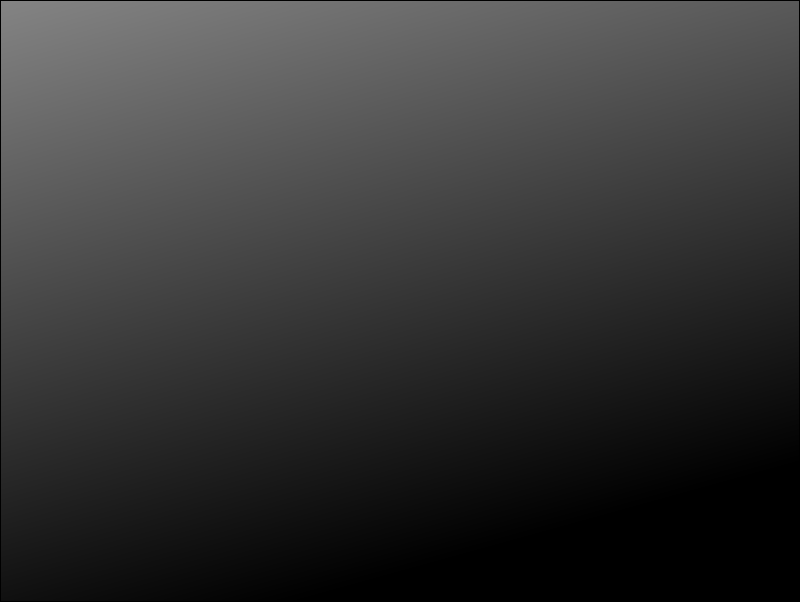
The window that Editor_Qt5/leveledit.ui (WohlSoft/Moondust-Project) describes before a commit, drawn with Qt 5.
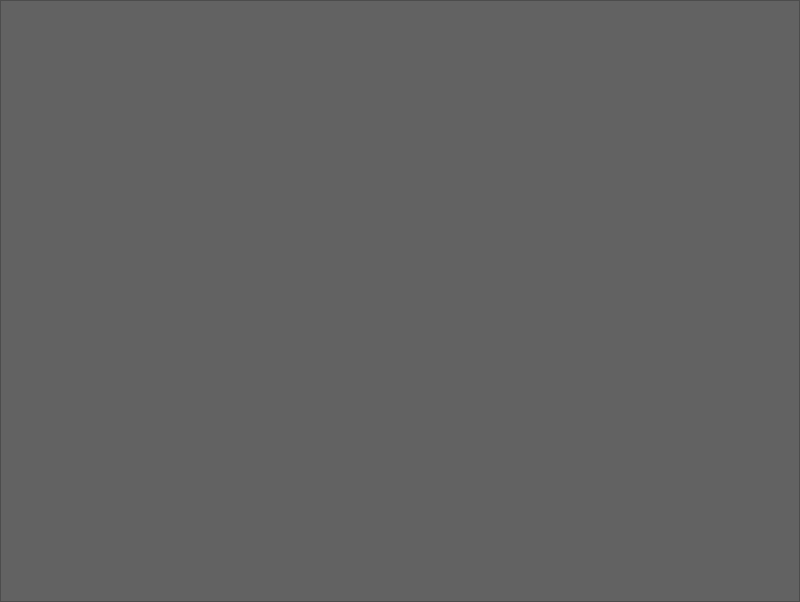
The same window after the commit. Icons and pictures are not drawn.

What changed in the file:
```diff
--- a/Editor_Qt5/leveledit.ui
+++ b/Editor_Qt5/leveledit.ui
@@ -54,7 +54,7 @@
       <bool>false</bool>
      </property>
      <property name="styleSheet">
-      <string notr="true">background-color: qlineargradient(spread:pad, x1:0.369, y1:1, x2:0, y2:0, stop:0 rgba(0, 0, 0, 255), stop:1 rgba(132, 132, 132, 255));</string>
+      <string notr="true">background-color: rgb(98, 98, 98);</string>
      </property>
      <property name="interactive">
       <bool>true</bool>
```
Left out of the diff: 14 changed lines with no effect on the pictures.
